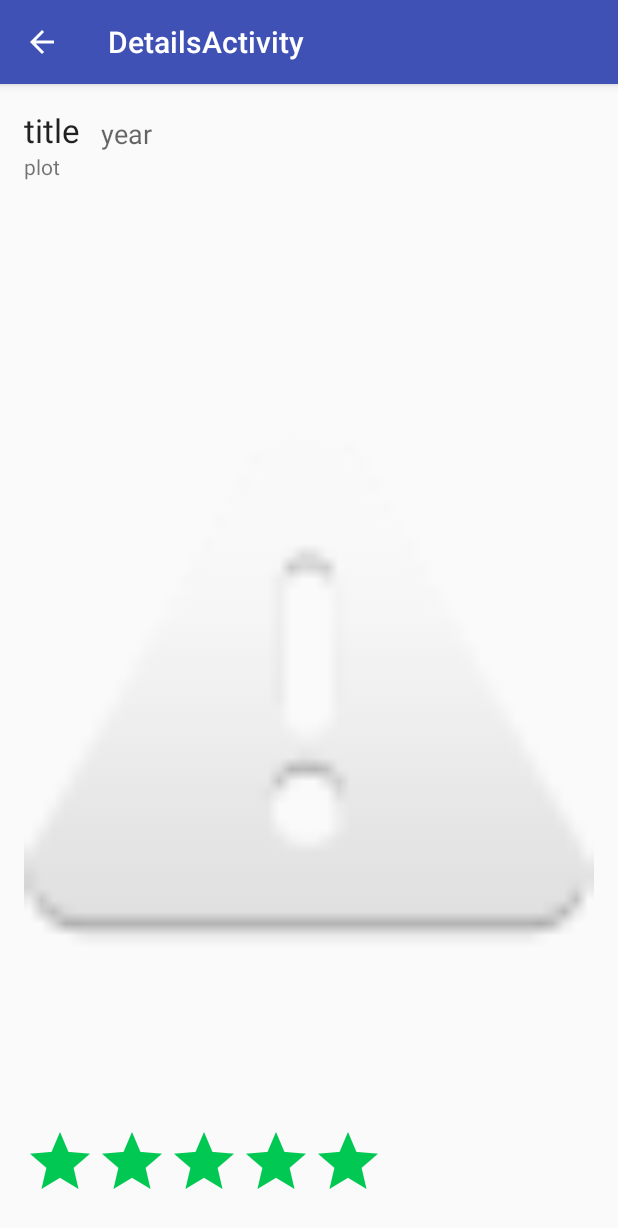
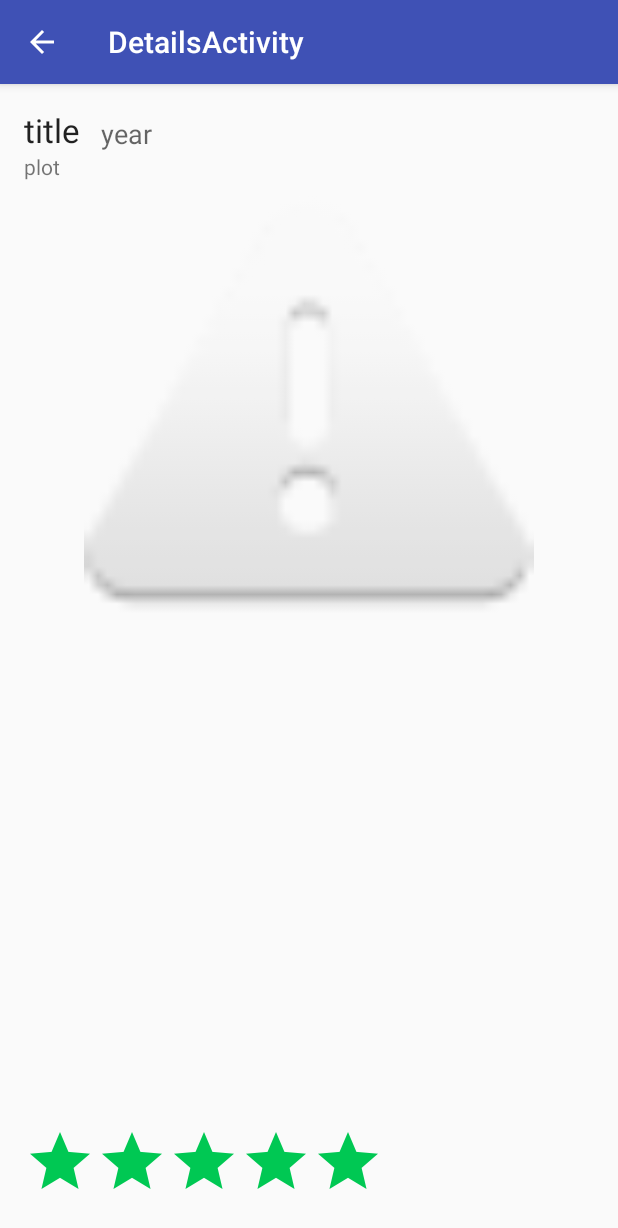
Before and after one commit to alvaro893/popular-movies, an Android app: the DetailsActivity screen opened directly, with no data from a screen before it, on a phone screen of 412 x 824 dp. Shown: the top 1228 px of the screen. Run offline under Robolectric (Android 15) with nearby library versions, the phone set to English and light mode, and no system bars; our stand-ins replace ButterKnife; pictures from the network do not load; 7 statements that could not run were skipped.

Commit message:
feat: Add sugestions
Add butterknife library for view binding
Modify Root element in DetailActivity to ScrollView

```diff
--- a/app/build.gradle
+++ b/app/build.gradle
@@ -1,4 +1,5 @@
 apply plugin: 'com.android.application'
+apply plugin: 'com.neenbedankt.android-apt'
 
 android {
     compileSdkVersion 23
@@ -27,6 +28,8 @@ dependencies {
     compile 'com.github.bumptech.glide:glide:3.7.0'
     compile 'com.squareup.retrofit2:retrofit:2.0.2'
     compile 'com.squareup.retrofit2:converter-gson:2.0.2'
+    compile 'com.jakewharton:butterknife:8.0.1'
+    apt 'com.jakewharton:butterknife-compiler:8.0.1'
 }
 
 repositories{
--- a/app/src/main/java/es/alvaroweb/popularmovies/details/DetailsActivity.java
+++ b/app/src/main/java/es/alvaroweb/popularmovies/details/DetailsActivity.java
@@ -12,9 +12,13 @@ import android.support.v7.widget.Toolbar;
 import android.widget.ImageView;
 import android.widget.RatingBar;
 import android.widget.TextView;
+import android.widget.Toast;
 
 import java.io.Serializable;
 
+import butterknife.BindView;
+import butterknife.ButterKnife;
+import butterknife.OnClick;
 import es.alvaroweb.popularmovies.R;
 import es.alvaroweb.popularmovies.helpers.LoadImageHelper;
 import es.alvaroweb.popularmovies.model.Movie;
@@ -22,11 +26,11 @@ import es.alvaroweb.popularmovies.model.Movie;
 /** Shows the details of a Movie after clicking it **/
 public class DetailsActivity extends AppCompatActivity {
     private Movie movie;
-    private TextView plot;
-    private TextView year;
-    private ImageView backdrop;
-    private TextView title;
-    private RatingBar rating;
+    @BindView(R.id.plot_text_view)  TextView plot;
+    @BindView(R.id.year_text_view) TextView year;
+    @BindView(R.id.back_drop_image) ImageView backdrop;
+    @BindView(R.id.title_text_view) TextView title;
+    @BindView(R.id.rating_bar) RatingBar rating;
 
 
     @Override
@@ -36,6 +40,7 @@ public class DetailsActivity extends AppCompatActivity {
         Toolbar toolbar = (Toolbar) findViewById(R.id.toolbar);
         setSupportActionBar(toolbar);
 
+        ButterKnife.bind(this);
         getSelectedMovie();
         setTitle(movie.getTitle());
 
@@ -46,15 +51,10 @@ public class DetailsActivity extends AppCompatActivity {
 
     private void initializeUiComponents(){
         LoadImageHelper imageHelper = new LoadImageHelper(this);
-        title = (TextView) findViewById(R.id.title_text_view);
-        plot = (TextView) findViewById(R.id.plot_text_view);
-        year = (TextView) findViewById(R.id.year_text_view);
-        backdrop = (ImageView) findViewById(R.id.back_drop_image);
-        rating = (RatingBar) findViewById(R.id.rating_bar);
 
         title.setText(movie.getTitle());
         plot.setText(movie.getOverview());
-        year.setText("("+movie.getReleaseDate() [0] + ")");
+        year.setText(String.format("(%s)", movie.getReleaseDate()[0]));
         rating.setRating( movie.getVoteAverage() / 2);
 
         //fix the rating bar color (for previous android versions)
--- a/app/src/main/res/layout/content_details.xml
+++ b/app/src/main/res/layout/content_details.xml
@@ -1,5 +1,5 @@
 <?xml version="1.0" encoding="utf-8"?>
-<RelativeLayout xmlns:android="http://schemas.android.com/apk/res/android"
+<ScrollView xmlns:android="http://schemas.android.com/apk/res/android"
     xmlns:app="http://schemas.android.com/apk/res-auto"
     xmlns:tools="http://schemas.android.com/tools"
     android:layout_width="match_parent"
@@ -12,6 +12,9 @@
     tools:context=".details.DetailsActivity"
     tools:showIn="@layout/activity_details">
 
+    <RelativeLayout
+        android:layout_width="match_parent"
+        android:layout_height="wrap_content">
         <TextView
             android:layout_width="wrap_content"
             android:layout_height="wrap_content"
@@ -25,7 +28,7 @@
 
         <ImageView
             android:layout_width="match_parent"
-        android:layout_height="match_parent"
+            android:layout_height="300dp"
             android:contentDescription="@string/movie_image_description"
             android:src="@android:drawable/ic_dialog_alert"
             android:id="@+id/back_drop_image"
@@ -55,5 +58,6 @@
             android:layout_alignBottom="@+id/title_text_view"
             android:layout_toRightOf="@+id/title_text_view"
             android:layout_toEndOf="@+id/title_text_view" />
+    </RelativeLayout>
 
-</RelativeLayout>
+</ScrollView>
--- a/build.gradle
+++ b/build.gradle
@@ -6,6 +6,7 @@ buildscript {
     }
     dependencies {
         classpath 'com.android.tools.build:gradle:2.1.2'
+        classpath 'com.neenbedankt.gradle.plugins:android-apt:1.8'
 
         // NOTE: Do not place your application dependencies here; they belong
         // in the individual module build.gradle files
```
Also changed, not shown: app/src/main/java/es/alvaroweb/popularmovies/moviesgrid/MainActivity.java (+37 -42 lines). Lines whose indentation alone changed are shown as unchanged.
